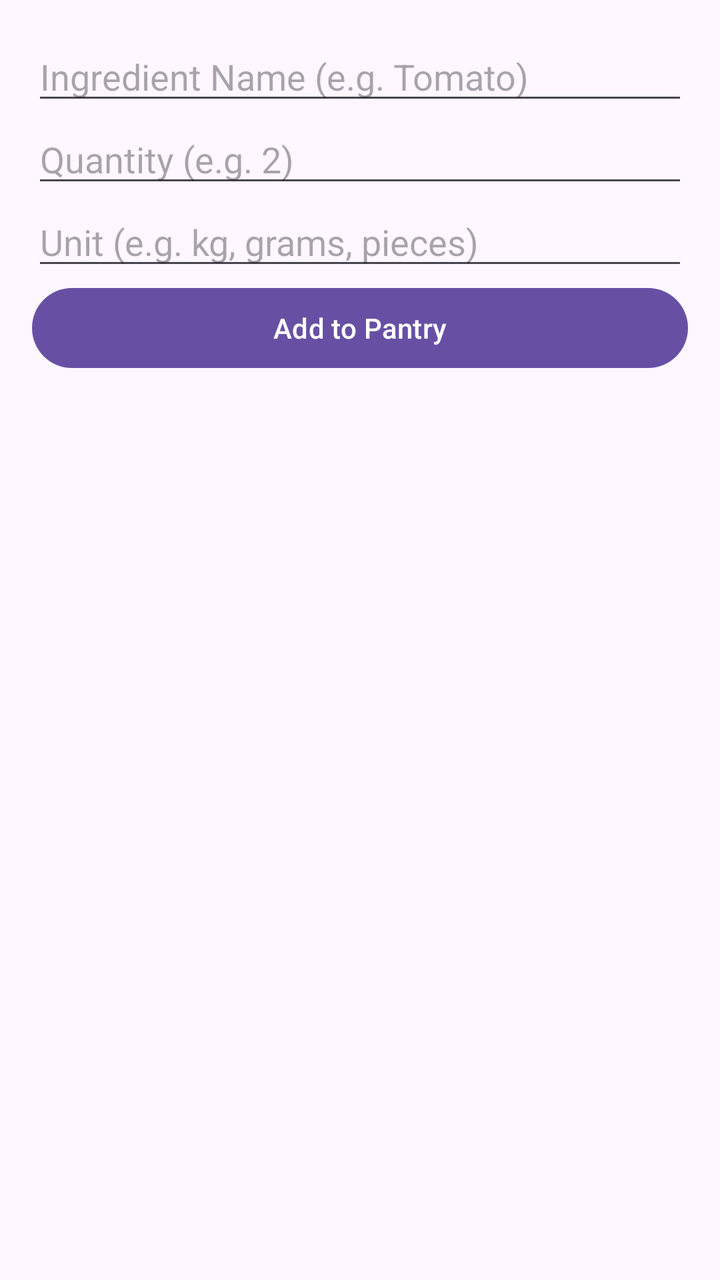
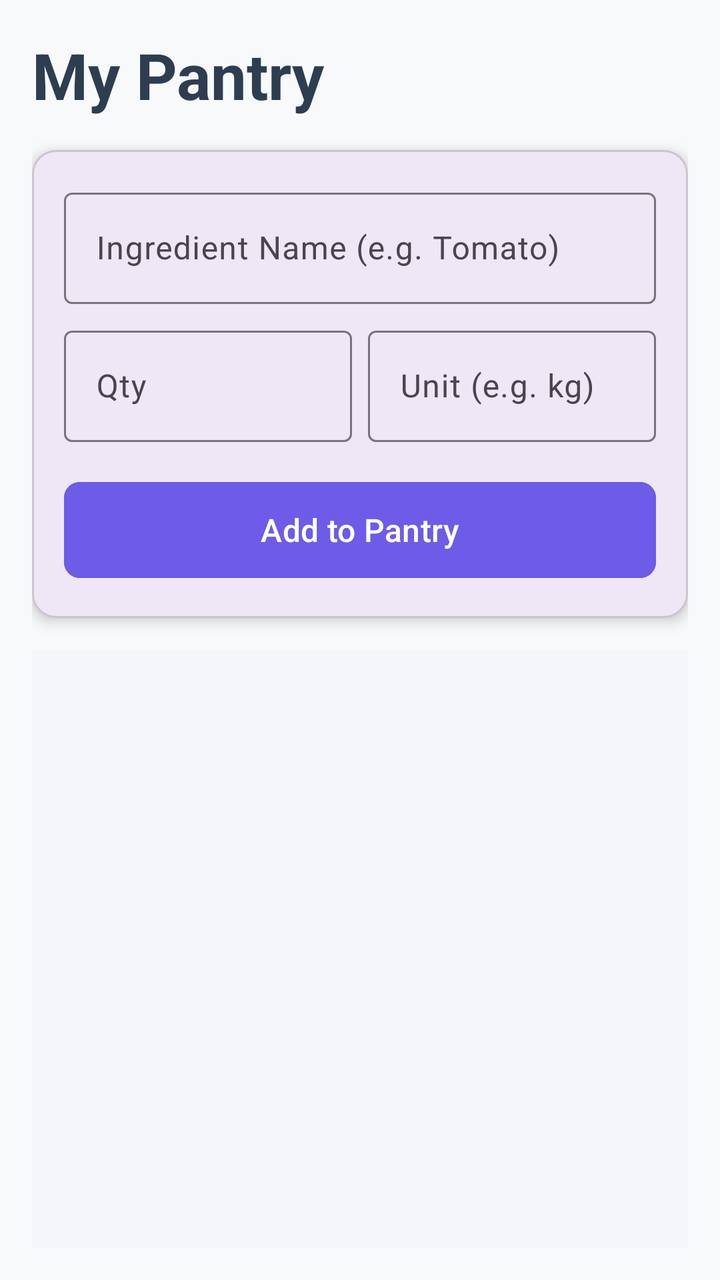

The first picture is an Android layout as it rendered before a commit; the second is the same layout after the commit. The layout source and the unified diff follow.
<!-- AndroidManifest.xml: application theme Theme.SmartPantryManager -->
<!-- res/layout/fragment_pantry.xml -->
<?xml version="1.0" encoding="utf-8"?>
<LinearLayout xmlns:android="http://schemas.android.com/apk/res/android"
    android:layout_width="match_parent"
    android:layout_height="match_parent"
    android:orientation="vertical"
    android:padding="16dp">

    <EditText
        android:id="@+id/etItemName"
        android:layout_width="match_parent"
        android:layout_height="wrap_content"
        android:hint="Ingredient Name (e.g. Tomato)" />

    <EditText
        android:id="@+id/etQuantity"
        android:layout_width="match_parent"
        android:layout_height="wrap_content"
        android:hint="Quantity (e.g. 2)"
        android:inputType="numberDecimal" />

    <EditText
        android:id="@+id/etUnit"
        android:layout_width="match_parent"
        android:layout_height="wrap_content"
        android:hint="Unit (e.g. kg, grams, pieces)" />

    <Button
        android:id="@+id/btnAdd"
        android:layout_width="match_parent"
        android:layout_height="wrap_content"
        android:text="Add to Pantry" />

    <androidx.recyclerview.widget.RecyclerView
        android:id="@+id/recyclerViewPantry"
        android:layout_width="match_parent"
        android:layout_height="match_parent"
        android:layout_marginTop="16dp" />

</LinearLayout>
<!-- resources referenced by this layout -->
<resources>
  <style name="Theme.SmartPantryManager" parent="Base.Theme.SmartPantryManager" />
  <style name="Base.Theme.SmartPantryManager" parent="Theme.Material3.DayNight.NoActionBar">
          
          
      </style>
</resources>

<!-- the commit's change to res/layout/fragment_pantry.xml (unified diff, before → after) -->
@@ -1,39 +1,102 @@
 <?xml version="1.0" encoding="utf-8"?>
-<LinearLayout xmlns:android="http://schemas.android.com/apk/res/android"
+<androidx.constraintlayout.widget.ConstraintLayout xmlns:android="http://schemas.android.com/apk/res/android"
+    xmlns:app="http://schemas.android.com/apk/res-auto"
     android:layout_width="match_parent"
     android:layout_height="match_parent"
-    android:orientation="vertical"
+    android:background="#F8F9FA"
     android:padding="16dp">
 
-    <EditText
-        android:id="@+id/etItemName"
+    <TextView
+        android:id="@+id/tvTitle"
+        android:layout_width="wrap_content"
+        android:layout_height="wrap_content"
+        android:text="My Pantry"
+        android:textColor="#2C3E50"
+        android:textSize="32sp"
+        android:textStyle="bold"
+        app:layout_constraintStart_toStartOf="parent"
+        app:layout_constraintTop_toTopOf="parent" />
+
+    <com.google.android.material.card.MaterialCardView
+        android:id="@+id/cardInput"
         android:layout_width="match_parent"
         android:layout_height="wrap_content"
-        android:hint="Ingredient Name (e.g. Tomato)" />
+        android:layout_marginTop="16dp"
+        app:cardCornerRadius="12dp"
+        app:cardElevation="4dp"
+        app:layout_constraintTop_toBottomOf="@id/tvTitle">
 
-    <EditText
-        android:id="@+id/etQuantity"
-        android:layout_width="match_parent"
-        android:layout_height="wrap_content"
-        android:hint="Quantity (e.g. 2)"
-        android:inputType="numberDecimal" />
+        <LinearLayout
+            android:layout_width="match_parent"
+            android:layout_height="wrap_content"
+            android:orientation="vertical"
+            android:padding="16dp">
 
-    <EditText
-        android:id="@+id/etUnit"
-        android:layout_width="match_parent"
-        android:layout_height="wrap_content"
-        android:hint="Unit (e.g. kg, grams, pieces)" />
+            <com.google.android.material.textfield.TextInputLayout
+                android:layout_width="match_parent"
+                android:layout_height="wrap_content"
+                android:layout_marginBottom="8dp">
 
-    <Button
-        android:id="@+id/btnAdd"
-        android:layout_width="match_parent"
-        android:layout_height="wrap_content"
-        android:text="Add to Pantry" />
+                <com.google.android.material.textfield.TextInputEditText
+                    android:id="@+id/etItemName"
+                    android:layout_width="match_parent"
+                    android:layout_height="wrap_content"
+                    android:hint="Ingredient Name (e.g. Tomato)" />
+            </com.google.android.material.textfield.TextInputLayout>
+
+            <LinearLayout
+                android:layout_width="match_parent"
+                android:layout_height="wrap_content"
+                android:orientation="horizontal">
+
+                <com.google.android.material.textfield.TextInputLayout
+                    android:layout_width="0dp"
+                    android:layout_height="wrap_content"
+                    android:layout_weight="1"
+                    android:layout_marginEnd="8dp">
+
+                    <com.google.android.material.textfield.TextInputEditText
+                        android:id="@+id/etQuantity"
+                        android:layout_width="match_parent"
+                        android:layout_height="wrap_content"
+                        android:hint="Qty"
+                        android:inputType="numberDecimal" />
+                </com.google.android.material.textfield.TextInputLayout>
+
+                <com.google.android.material.textfield.TextInputLayout
+                    android:layout_width="0dp"
+                    android:layout_height="wrap_content"
+                    android:layout_weight="1">
+
+                    <com.google.android.material.textfield.TextInputEditText
+                        android:id="@+id/etUnit"
+                        android:layout_width="match_parent"
+                        android:layout_height="wrap_content"
+                        android:hint="Unit (e.g. kg)" />
+                </com.google.android.material.textfield.TextInputLayout>
+            </LinearLayout>
+
+            <com.google.android.material.button.MaterialButton
+                android:id="@+id/btnAdd"
+                android:layout_width="match_parent"
+                android:layout_height="56dp"
+                android:layout_marginTop="16dp"
+                android:backgroundTint="#6C5CE7"
+                android:text="Add to Pantry"
+                android:textSize="16sp"
+                app:cornerRadius="8dp" />
+        </LinearLayout>
+    </com.google.android.material.card.MaterialCardView>
 
     <androidx.recyclerview.widget.RecyclerView
         android:id="@+id/recyclerViewPantry"
         android:layout_width="match_parent"
-        android:layout_height="match_parent"
-        android:layout_marginTop="16dp" />
+        android:layout_height="0dp"
+        android:layout_marginTop="16dp"
+        android:background="#F4F6F9"
+        android:padding="4dp"
+        android:clipToPadding="false"
+        app:layout_constraintBottom_toBottomOf="parent"
+        app:layout_constraintTop_toBottomOf="@id/cardInput" />
 
-</LinearLayout>
+</androidx.constraintlayout.widget.ConstraintLayout>
